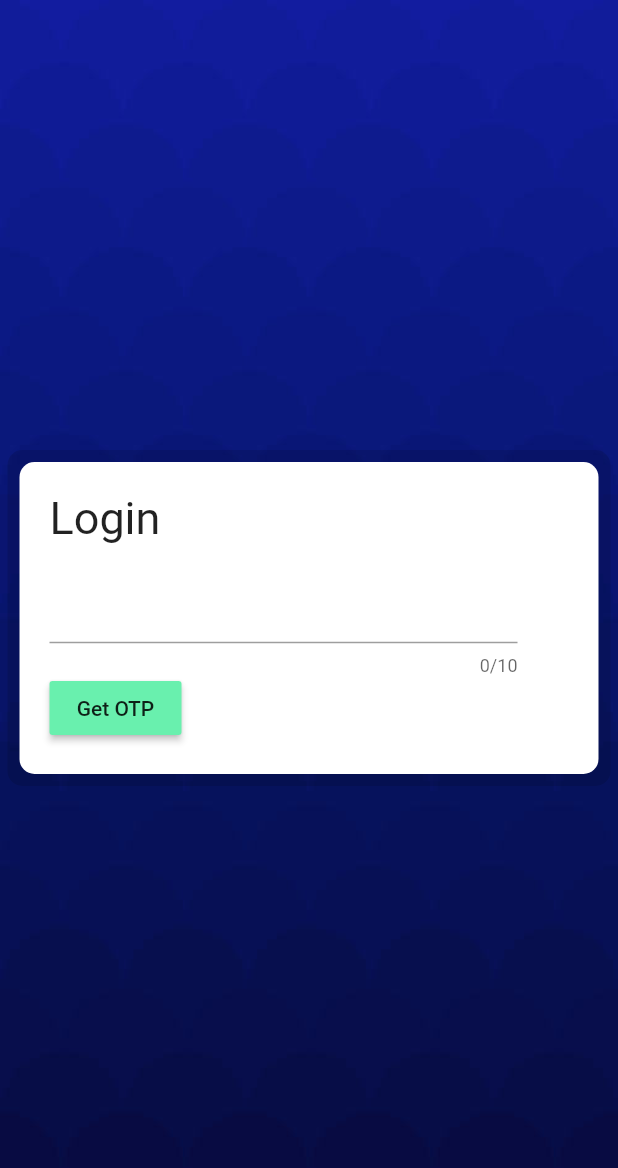
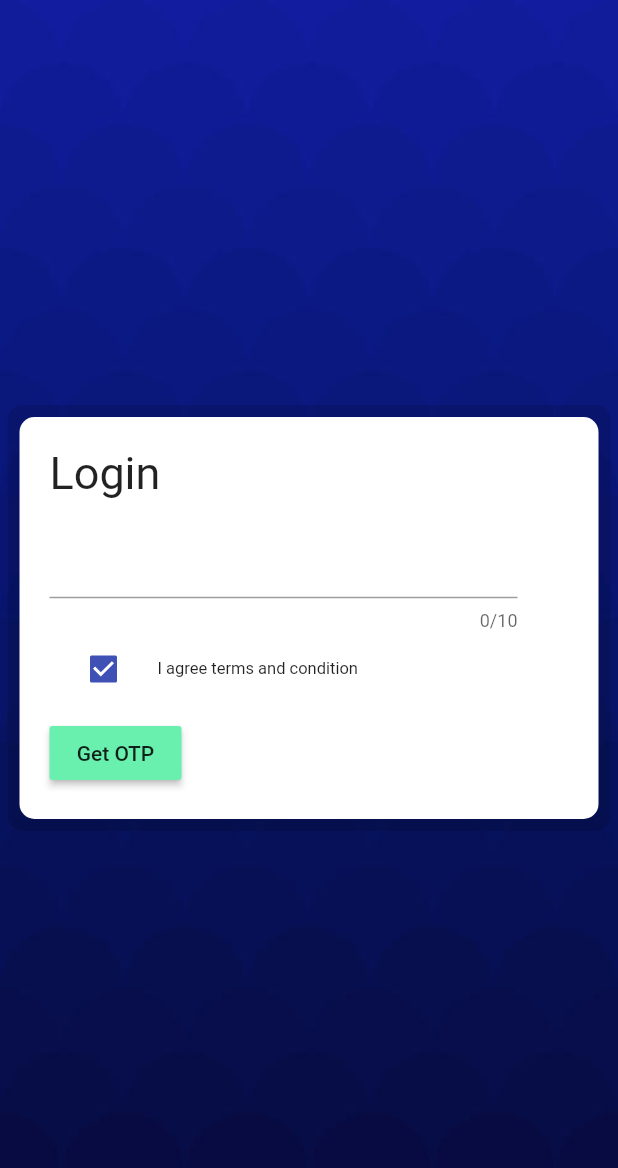
Before and after one commit to bipinct/easein, a Flutter app: the screen it shows after launch, on a phone screen of 412 x 824 dp. Shown: the top 1168 px of the screen. Run offline on Flutter 3.47's test engine with Material 2 defaults, Android fonts, the phone set to English and light mode, and no system bars; our stand-ins replace firebase_messaging, flutter_form_builder, flutter_local_notifications, flutter_spinkit, graphql, qr_flutter and 3 more; missing offline and left inert: qrscan; accounts and stored records are empty.

Commit message:
updated screens

```diff
--- a/lib/components/activityLogList.dart
+++ b/lib/components/activityLogList.dart
@@ -13,8 +13,9 @@ List activityLogListBuilder(BuildContext context, activityLogList) {
           i++;
           Map<String, dynamic> _user = item["user"];
           Map<String, dynamic> _business = item["business"];
-
-          return item['isBusiness']
+          print("...item is business....");
+print(item['isBusiness']);
+          return item['isBusiness'] == true
               ? userInfoCardForBusiness(
                   item, size, _business, _user, formatter, i)
               : businessInfoCardForUser(
--- a/lib/components/easein_strings.dart
+++ b/lib/components/easein_strings.dart
@@ -1,8 +1,9 @@
 class EaseinString {
   EaseinString._();
 
-  static const String ABOUT_URL = "https://flutter.dev";
-  static const String API_URL = "https://flutter.dev";
+  static const String ABOUT_URL = "http://ec2-13-233-224-39.ap-south-1.compute.amazonaws.com/about";
+  static const String TERMS_URL = "http://ec2-13-233-224-39.ap-south-1.compute.amazonaws.com/terms";
+  static const String API_URL = "http://ec2-13-233-224-39.ap-south-1.compute.amazonaws.com/graphql";
 
   static const String appName = "Easein";
   static const String titleActivityLogs = "Activity Logs";
--- a/lib/login.dart
+++ b/lib/login.dart
@@ -4,6 +4,7 @@ import 'package:easein/api/errror_handler.dart';
 import 'package:easein/api/graphql_handler.dart';
 import 'package:easein/components/error_alerts.dart';
 import 'package:easein/porgressIndicator.dart';
+import 'package:easein/terms.dart';
 import 'package:easein/verifyotp.dart';
 import 'package:flutter/material.dart';
 
@@ -15,6 +16,7 @@ class Login extends StatefulWidget {
 class _LoginState extends State<Login> {
   TextEditingController textEditingController = TextEditingController();
   bool loading = false;
+  bool checkedValue = true;
 
   @override
   Widget build(BuildContext context) {
@@ -68,19 +70,56 @@ class _LoginState extends State<Login> {
                                 maxLength: 10,
                                 maxLengthEnforced: true,
                               )),
+
+
+                        ],
+                      ),
+                      Row(
+                        mainAxisAlignment: MainAxisAlignment.start,
+                        children: <Widget>[
+                          Container(
+                              width: size.width - 100,
+                              height: 60,
+                              child:
+                              CheckboxListTile(
+                                title: Wrap(
+                                  alignment: WrapAlignment.start,
+                                  children: <Widget>[
+                                    Text("I agree ",style: TextStyle(fontSize: 11),),
+                                    GestureDetector(
+                                      onTap: ()=>Navigator.push(
+                                          context,
+                                          MaterialPageRoute(
+                                              builder: (context) => Terms())),
+                                      child: Text("terms and condition",style: TextStyle(fontSize: 11),)
+                                    )
+
+                                  ],
+                                ),
+                                value: checkedValue,
+                                onChanged: (newValue) {
+                                  setState(() {
+                                    checkedValue = newValue;
+                                  });
+                                },
+                                controlAffinity: ListTileControlAffinity.leading,  //  <-- leading Checkbox
+                              )
+                          ),
                         ],
                       ),
                       Row(
                         children: <Widget>[
+
                           RaisedButton(
                             color: Colors.greenAccent,
-                            onPressed: () {
+                            disabledColor: Colors.greenAccent.shade400,
+                            onPressed: checkedValue ?  () {
                               print("..done....");
-//
                               signIn();
-                            },
+                            }: null,
                             child: Text("Get OTP"),
                           )
+
                         ],
                       )
                     ],
```
Also changed, not shown: lib/terms.dart (added, +83 -0 lines).
